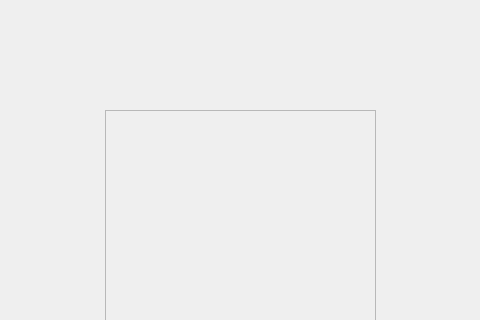
Above: OneDrive/OneDrive/Account.ui from mihaitudor17/One-Drive before the change; both pictures show x 545 to 1025 and y 0 to 320 of the 1236 by 604 pixel window. Below: the same form after it.
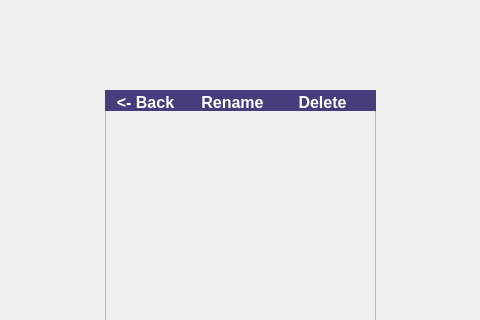
That is the form after the change.

Commit message: Added menu bar to server window.

```diff
--- a/OneDrive/OneDrive/Account.ui
+++ b/OneDrive/OneDrive/Account.ui
@@ -179,7 +179,110 @@
      <string>Rename</string>
     </property>
    </widget>
-   <widget class="QPushButton" name="delete_2">
+   <widget class="QPushButton" name="delete_local">
+    <property name="geometry">
+     <rect>
+      <x>180</x>
+      <y>0</y>
+      <width>75</width>
+      <height>24</height>
+     </rect>
+    </property>
+    <property name="styleSheet">
+     <string notr="true">QPushButton
+{
+font-weight:bold ;
+font-style : normal;
+border: 0.1px solid black;
+border-radius:15px;
+background:rgb(71, 61, 124);
+color:white;
+font-size:16px;
+}
+
+QPushButton:hover
+{
+   background-color:rgb(170, 149, 255);
+}</string>
+    </property>
+    <property name="text">
+     <string>Delete</string>
+    </property>
+   </widget>
+  </widget>
+  <widget class="QWidget" name="menu_bar_server" native="true">
+   <property name="geometry">
+    <rect>
+     <x>650</x>
+     <y>90</y>
+     <width>271</width>
+     <height>21</height>
+    </rect>
+   </property>
+   <property name="styleSheet">
+    <string notr="true">background:rgb(71, 61, 124);</string>
+   </property>
+   <widget class="QPushButton" name="back_server">
+    <property name="geometry">
+     <rect>
+      <x>0</x>
+      <y>0</y>
+      <width>81</width>
+      <height>24</height>
+     </rect>
+    </property>
+    <property name="styleSheet">
+     <string notr="true">QPushButton
+{
+font-weight:bold ;
+font-style : normal;
+border: 0.1px solid black;
+border-radius:15px;
+background:rgb(71, 61, 124);
+color:white;
+font-size:16px;
+}
+
+QPushButton:hover
+{
+   background-color:rgb(170, 149, 255);
+}</string>
+    </property>
+    <property name="text">
+     <string>&lt;- Back</string>
+    </property>
+   </widget>
+   <widget class="QPushButton" name="rename_server">
+    <property name="geometry">
+     <rect>
+      <x>90</x>
+      <y>0</y>
+      <width>75</width>
+      <height>24</height>
+     </rect>
+    </property>
+    <property name="styleSheet">
+     <string notr="true">QPushButton
+{
+font-weight:bold ;
+font-style : normal;
+border: 0.1px solid black;
+border-radius:15px;
+background:rgb(71, 61, 124);
+color:white;
+font-size:16px;
+}
+
+QPushButton:hover
+{
+   background-color:rgb(170, 149, 255);
+}</string>
+    </property>
+    <property name="text">
+     <string>Rename</string>
+    </property>
+   </widget>
+   <widget class="QPushButton" name="delete_server">
     <property name="geometry">
      <rect>
       <x>180</x>
```
Left out of the diff: 25 changed lines with no effect on the pictures. The commit also changes 1 other file.
